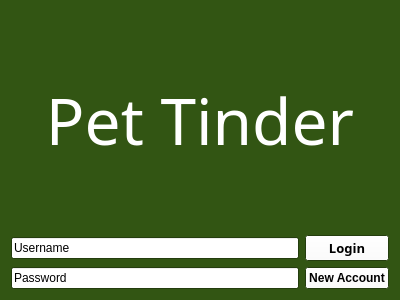
Above: pet_tinder/gui/homescreen.ui from CS-205-S21/team_1_4 before the change. Below: the same form after it.
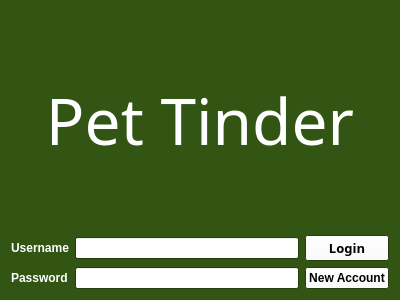
That is the form after the change.

The edit to the form file:
```diff
--- a/pet_tinder/gui/homescreen.ui
+++ b/pet_tinder/gui/homescreen.ui
@@ -935,7 +935,7 @@
      </item>
      <item>
       <layout class="QGridLayout" name="gridLayout">
-       <item row="0" column="1">
+       <item row="0" column="2">
         <widget class="QPushButton" name="loginButton">
          <property name="font">
           <font>
@@ -950,7 +950,7 @@
          </property>
         </widget>
        </item>
-       <item row="1" column="1">
+       <item row="1" column="2">
         <widget class="QPushButton" name="newAccount">
          <property name="font">
           <font>
@@ -963,7 +963,7 @@
          </property>
         </widget>
        </item>
-       <item row="0" column="0">
+       <item row="0" column="1">
         <widget class="QLineEdit" name="usernameInput">
          <property name="palette">
           <palette>
@@ -1003,48 +1003,77 @@
           </palette>
          </property>
          <property name="text">
+          <string/>
+         </property>
+        </widget>
+       </item>
+       <item row="1" column="1">
+        <widget class="QLineEdit" name="passwordInput">
+         <property name="palette">
+          <palette>
+           <active>
+            <colorrole role="Text">
+             <brush brushstyle="SolidPattern">
+              <color alpha="255">
+               <red>0</red>
+               <green>0</green>
+               <blue>0</blue>
+              </color>
+             </brush>
+            </colorrole>
+           </active>
+           <inactive>
+            <colorrole role="Text">
+             <brush brushstyle="SolidPattern">
+              <color alpha="255">
+               <red>0</red>
+               <green>0</green>
+               <blue>0</blue>
+              </color>
+             </brush>
+            </colorrole>
+           </inactive>
+           <disabled>
+            <colorrole role="Text">
+             <brush brushstyle="SolidPattern">
+              <color alpha="255">
+               <red>76</red>
+               <green>221</green>
+               <blue>13</blue>
+              </color>
+             </brush>
+            </colorrole>
+           </disabled>
+          </palette>
+         </property>
+         <property name="text">
+          <string/>
+         </property>
+         <property name="echoMode">
+          <enum>QLineEdit::Password</enum>
+         </property>
+        </widget>
+       </item>
+       <item row="0" column="0">
+        <widget class="QLabel" name="label">
+         <property name="font">
+          <font>
+           <weight>75</weight>
+           <bold>true</bold>
+          </font>
+         </property>
+         <property name="text">
           <string>Username</string>
          </property>
         </widget>
        </item>
        <item row="1" column="0">
-        <widget class="QLineEdit" name="passwordInput">
-         <property name="palette">
-          <palette>
-           <active>
-            <colorrole role="Text">
-             <brush brushstyle="SolidPattern">
-              <color alpha="255">
-               <red>0</red>
-               <green>0</green>
-               <blue>0</blue>
-              </color>
-             </brush>
-            </colorrole>
-           </active>
-           <inactive>
-            <colorrole role="Text">
-             <brush brushstyle="SolidPattern">
-              <color alpha="255">
-               <red>0</red>
-               <green>0</green>
-               <blue>0</blue>
-              </color>
-             </brush>
-            </colorrole>
-           </inactive>
-           <disabled>
-            <colorrole role="Text">
-             <brush brushstyle="SolidPattern">
-              <color alpha="255">
-               <red>76</red>
-               <green>221</green>
-               <blue>13</blue>
-              </color>
-             </brush>
-            </colorrole>
-           </disabled>
-          </palette>
+        <widget class="QLabel" name="label_2">
+         <property name="font">
+          <font>
+           <weight>75</weight>
+           <bold>true</bold>
+          </font>
          </property>
          <property name="text">
           <string>Password</string>
```
